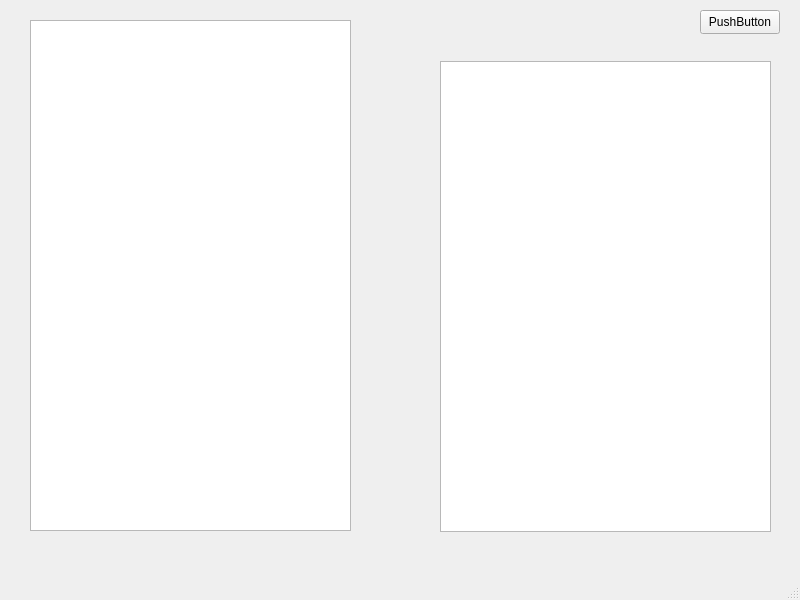
First picture: the form in MateriaaliLaskuri/historywindow.ui, repository jmakkie/MateriaaliLaskuri, before the edit.
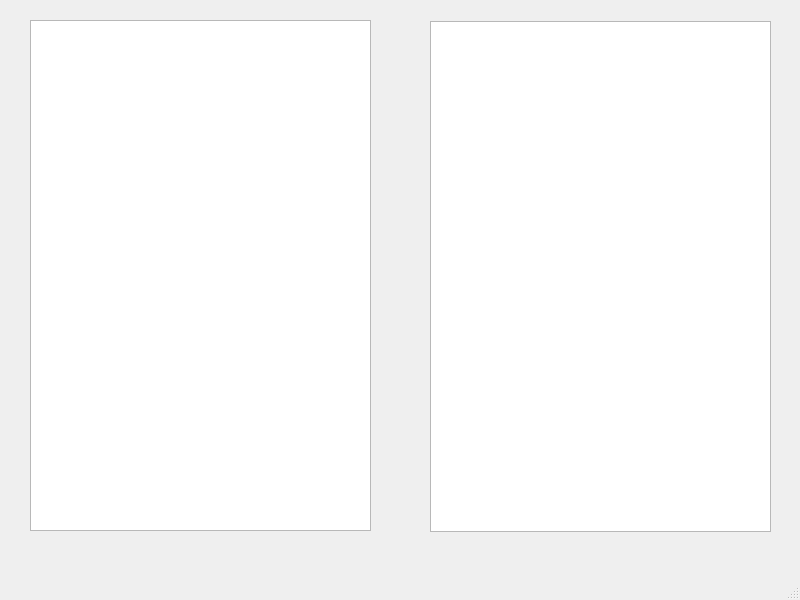
Second picture: the form after the edit.

The edit to the form file:
```diff
--- a/MateriaaliLaskuri/historywindow.ui
+++ b/MateriaaliLaskuri/historywindow.ui
@@ -19,7 +19,7 @@
      <rect>
       <x>30</x>
       <y>20</y>
-      <width>321</width>
+      <width>341</width>
       <height>511</height>
      </rect>
     </property>
@@ -27,26 +27,13 @@
    <widget class="QListView" name="historylist">
     <property name="geometry">
      <rect>
-      <x>440</x>
-      <y>61</y>
-      <width>331</width>
-      <height>471</height>
+      <x>430</x>
+      <y>21</y>
+      <width>341</width>
+      <height>511</height>
      </rect>
     </property>
    </widget>
-   <widget class="QPushButton" name="historyback">
-    <property name="geometry">
-     <rect>
-      <x>700</x>
-      <y>10</y>
-      <width>80</width>
-      <height>24</height>
-     </rect>
-    </property>
-    <property name="text">
-     <string>PushButton</string>
-    </property>
-   </widget>
   </widget>
   <widget class="QMenuBar" name="menubar">
    <property name="geometry">
```
